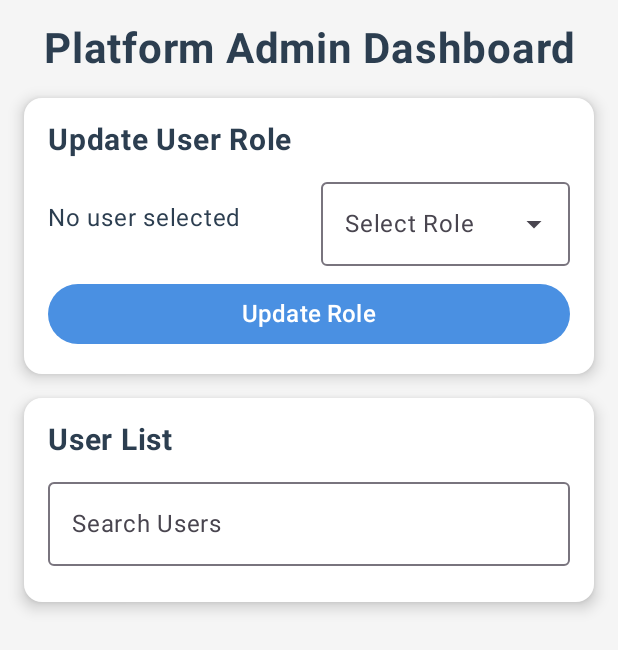
After one commit to NureShutOleksandr/apz-pzpi-22-3-shut-oleksandr, an Android app built with Jetpack Compose: the PlatformAdminScreen screen opened through its navigation route, on a phone screen of 412 x 824 dp. The commit adds this screen. Shown: the top 650 px of the screen. Run offline under Robolectric (Android 15) with nearby library versions, the phone set to English and light mode, and no system bars; network calls fail.

Commit message:
Lab4: added platform admin screen

```diff
--- a/Lab4/pzpi-22-3-shut-oleksandr-lab4/app/build.gradle.kts
+++ b/Lab4/pzpi-22-3-shut-oleksandr-lab4/app/build.gradle.kts
@@ -79,4 +79,5 @@ dependencies {
   implementation("com.github.PhilJay:MPAndroidChart:3.1.0")
   // JSON
   implementation ("org.jetbrains.kotlinx:kotlinx-serialization-json:1.6.0")
+  implementation ("androidx.compose.material:material-icons-extended:1.7.8")
 }
--- a/Lab4/pzpi-22-3-shut-oleksandr-lab4/app/src/main/java/com/example/myapp/MainActivity.kt
+++ b/Lab4/pzpi-22-3-shut-oleksandr-lab4/app/src/main/java/com/example/myapp/MainActivity.kt
@@ -266,8 +266,9 @@ class MainActivity : ComponentActivity() {
                 navController = navController,
                 isDatabaseAdmin = currentRole == "DATABASE_ADMIN",
                 isSystemAdmin = currentRole == "SYSTEM_ADMIN",
-                onRoomsUpdated = refreshRooms,
-                isAuth = authState
+                isPlatformAdmin = currentRole == "PLATFORM_ADMIN",
+                isAuth = authState,
+                onRoomsUpdated = refreshRooms
               )
             }
           }
@@ -376,6 +377,9 @@ class MainActivity : ComponentActivity() {
           composable("systemAdmin") {
             SystemAdminScreen(navController = navController)
           }
+          composable("platformAdmin") {
+            PlatformAdminScreen(navController = navController)
+          }
         }
       }
     }
--- /dev/null
+++ b/Lab4/pzpi-22-3-shut-oleksandr-lab4/app/src/main/java/com/example/myapp/PlatformAdminScreen.kt
@@ -0,0 +1,287 @@
+package com.example.myapp
+
+import android.util.Log
+import androidx.compose.foundation.background
+import androidx.compose.foundation.clickable
+import androidx.compose.foundation.layout.*
+import androidx.compose.foundation.lazy.LazyColumn
+import androidx.compose.foundation.lazy.items
+import androidx.compose.foundation.shape.RoundedCornerShape
+import androidx.compose.foundation.text.KeyboardOptions
+import androidx.compose.material.icons.Icons
+import androidx.compose.material.icons.filled.ArrowDropDown
+import androidx.compose.material.icons.filled.ArrowDropUp
+import androidx.compose.material3.*
+import androidx.compose.runtime.*
+import androidx.compose.ui.Alignment
+import androidx.compose.ui.Modifier
+import androidx.compose.ui.graphics.Color
+import androidx.compose.ui.res.stringResource
+import androidx.compose.ui.text.font.FontWeight
+import androidx.compose.ui.text.input.KeyboardType
+import androidx.compose.ui.text.style.TextAlign
+import androidx.compose.ui.unit.dp
+import androidx.compose.ui.unit.sp
+import androidx.navigation.NavController
+import com.example.myapp.api.RetrofitClient
+import com.example.myapp.data.Role
+import com.example.myapp.data.UserResponse
+import kotlinx.coroutines.launch
+
+@Composable
+fun PlatformAdminScreen(navController: NavController) {
+  val coroutineScope = rememberCoroutineScope()
+  var roles by remember { mutableStateOf<List<Role>?>(null) }
+  var users by remember { mutableStateOf<List<UserResponse>?>(null) }
+  var selectedUserId by remember { mutableStateOf<String?>(null) }
+  var selectedRole by remember { mutableStateOf<String?>(null) }
+  var searchTerm by remember { mutableStateOf("") }
+  var isLoadingRoles by remember { mutableStateOf(false) }
+  var isUpdatingRole by remember { mutableStateOf(false) }
+
+  // Завантаження ролей і користувачів
+  LaunchedEffect(Unit) {
+    isLoadingRoles = true
+    try {
+      val rolesResponse = RetrofitClient.apiService.getRoles()
+      if (rolesResponse.isSuccessful) {
+        roles = rolesResponse.body()
+        Log.d("PlatformAdmin", "Roles loaded: ${roles?.size}")
+      } else {
+        Log.e("PlatformAdmin", "Failed to load roles: ${rolesResponse.code()} - ${rolesResponse.message()}")
+      }
+    } catch (e: Exception) {
+      Log.e("PlatformAdmin", "Error loading roles: ${e.message}", e)
+    } finally {
+      isLoadingRoles = false
+    }
+
+    try {
+      val usersResponse = RetrofitClient.apiService.getUsers()
+      if (usersResponse.isSuccessful) {
+        users = usersResponse.body()
+        Log.d("PlatformAdmin", "Users loaded: ${users?.size}")
+      } else {
+        Log.e("PlatformAdmin", "Failed to load users: ${usersResponse.code()} - ${usersResponse.message()}")
+      }
+    } catch (e: Exception) {
+      Log.e("PlatformAdmin", "Error loading users: ${e.message}", e)
+    }
+  }
+
+  // Функція для оновлення ролі користувача
+  val updateUserRole: () -> Unit = {
+    if (selectedUserId == null || selectedRole == null) {
+      Log.w("PlatformAdmin", "User ID or role not selected")
+    } else {
+      coroutineScope.launch {
+        isUpdatingRole = true
+        try {
+          val response = RetrofitClient.apiService.updateUserRole(selectedUserId!!, selectedRole!!)
+          if (response.isSuccessful) {
+            val updatedUser = response.body()
+            if (updatedUser != null) {
+              users = users?.map { if (it._id == updatedUser._id) updatedUser else it }
+              Log.d("PlatformAdmin", "User role updated: ${updatedUser.username}")
+            } else {
+              Log.e("PlatformAdmin", "Failed to update user role: response body is null")
+            }
+          } else {
+            Log.e("PlatformAdmin", "Failed to update user role: ${response.code()} - ${response.message()}")
+          }
+        } catch (e: Exception) {
+          Log.e("PlatformAdmin", "Error updating user role: ${e.message}", e)
+        } finally {
+          isUpdatingRole = false
+          selectedUserId = null
+          selectedRole = null
+        }
+      }
+    }
+  }
+
+  // Фільтруємо користувачів за пошуковим терміном
+  val filteredUsers = users?.filter { user ->
+    user.username.lowercase().contains(searchTerm.lowercase())
+  } ?: emptyList()
+
+  Column(
+    modifier = Modifier
+      .fillMaxSize()
+      .background(Color(0xFFf5f5f5))
+      .padding(16.dp),
+    verticalArrangement = Arrangement.spacedBy(16.dp),
+    horizontalAlignment = Alignment.CenterHorizontally
+  ) {
+    Text(
+      text = stringResource(R.string.platformAdminDashboard_title),
+      fontSize = 28.sp,
+      fontWeight = FontWeight.Bold,
+      color = Color(0xFF2c3e50),
+      textAlign = TextAlign.Center
+    )
+
+    Surface(
+      modifier = Modifier
+        .fillMaxWidth()
+        .wrapContentHeight(),
+      shape = RoundedCornerShape(12.dp),
+      shadowElevation = 6.dp,
+      color = Color.White
+    ) {
+      Column(modifier = Modifier.padding(16.dp)) {
+        Text(
+          text = stringResource(R.string.platformAdminDashboard_updateUserRole),
+          fontSize = 20.sp,
+          fontWeight = FontWeight.Bold,
+          color = Color(0xFF2c3e50)
+        )
+        Spacer(modifier = Modifier.height(8.dp))
+
+        if (isLoadingRoles) {
+          Text(
+            text = stringResource(R.string.platformAdminDashboard_loadingRoles),
+            fontSize = 16.sp,
+            color = Color(0xFF7f8c8d)
+          )
+        } else {
+          var expanded by remember { mutableStateOf(false) }
+          Row(
+            modifier = Modifier.fillMaxWidth(),
+            horizontalArrangement = Arrangement.spacedBy(16.dp),
+            verticalAlignment = Alignment.CenterVertically
+          ) {
+            Text(
+              text = if (selectedUserId != null) {
+                stringResource(
+                  R.string.platformAdminDashboard_selectedUser,
+                  users?.find { it._id == selectedUserId }?.username ?: "Unknown"
+                )
+              } else {
+                stringResource(R.string.platformAdminDashboard_noUserSelected)
+              },
+              fontSize = 16.sp,
+              color = Color(0xFF2c3e50),
+              modifier = Modifier.weight(1f)
+            )
+
+            Box(modifier = Modifier.weight(1f)) {
+              OutlinedTextField(
+                value = selectedRole ?: "",
+                onValueChange = { selectedRole = it },
+                label = { Text(stringResource(R.string.platformAdminDashboard_selectRole)) },
+                modifier = Modifier
+                  .fillMaxWidth()
+                  .clickable { expanded = true },
+                enabled = !isUpdatingRole,
+                readOnly = true,
+                trailingIcon = {
+                  Icon(
+                    imageVector = if (expanded) Icons.Filled.ArrowDropUp else Icons.Filled.ArrowDropDown,
+                    contentDescription = null
+                  )
+                }
+              )
+
+              DropdownMenu(
+                expanded = expanded,
+                onDismissRequest = { expanded = false },
+                modifier = Modifier
+                  .background(Color.White)
+                  .fillMaxWidth()
+              ) {
+                roles?.forEach { role ->
+                  DropdownMenuItem(
+                    text = { Text("${role.value} (${role.description})") },
+                    onClick = {
+                      selectedRole = role.value
+                      expanded = false
+                    },
+                    modifier = Modifier.background(if (!isUpdatingRole) Color.White else Color(0xFFf5f5f5))
+                  )
+                }
+              }
+            }
+          }
+
+          Spacer(modifier = Modifier.height(8.dp))
+
+          Button(
+            onClick = updateUserRole,
+            enabled = !isUpdatingRole,
+            modifier = Modifier.fillMaxWidth(),
+            colors = ButtonDefaults.buttonColors(
+              containerColor = Color(0xFF4a90e2),
+              contentColor = Color.White
+            )
+          ) {
+            Text(
+              text = if (isUpdatingRole) stringResource(R.string.platformAdminDashboard_updating)
+              else stringResource(R.string.platformAdminDashboard_updateRoleButton),
+              fontSize = 16.sp
+            )
+          }
+        }
+      }
+    }
+
+    Surface(
+      modifier = Modifier
+        .fillMaxWidth()
+        .wrapContentHeight(),
+      shape = RoundedCornerShape(12.dp),
+      shadowElevation = 6.dp,
+      color = Color.White
+    ) {
+      Column(modifier = Modifier.padding(16.dp)) {
+        Text(
+          text = stringResource(R.string.platformAdminDashboard_userList),
+          fontSize = 20.sp,
+          fontWeight = FontWeight.Bold,
+          color = Color(0xFF2c3e50)
+        )
+        Spacer(modifier = Modifier.height(8.dp))
+
+        OutlinedTextField(
+          value = searchTerm,
+          onValueChange = { searchTerm = it },
+          label = { Text(stringResource(R.string.platformAdminDashboard_searchUsers)) },
+          modifier = Modifier.fillMaxWidth(),
+          keyboardOptions = KeyboardOptions(keyboardType = KeyboardType.Text)
+        )
+
+        Spacer(modifier = Modifier.height(8.dp))
+
+        LazyColumn(
+          modifier = Modifier
+            .fillMaxWidth()
+            .heightIn(max = 200.dp),
+          verticalArrangement = Arrangement.spacedBy(4.dp)
+        ) {
+          items(filteredUsers) { user ->
+            Surface(
+              modifier = Modifier
+                .fillMaxWidth()
+                .clickable { selectedUserId = user._id },
+              color = if (selectedUserId == user._id) Color(0xFFe6f0fa) else Color.White,
+              shape = RoundedCornerShape(8.dp)
+            ) {
+              Row(
+                modifier = Modifier
+                  .padding(8.dp)
+                  .fillMaxWidth(),
+                verticalAlignment = Alignment.CenterVertically
+              ) {
+                Text(
+                  text = "${user.username} - ${user.roles.joinToString(", ") { it.value }}",
+                  fontSize = 14.sp,
+                  color = Color(0xFF2c3e50)
+                )
+              }
+            }
+          }
+        }
+      }
+    }
+  }
+}
--- a/Lab4/pzpi-22-3-shut-oleksandr-lab4/app/src/main/java/com/example/myapp/api/ApiService.kt
+++ b/Lab4/pzpi-22-3-shut-oleksandr-lab4/app/src/main/java/com/example/myapp/api/ApiService.kt
@@ -1,6 +1,5 @@
 package com.example.myapp.api
 
-import UserResponse
 import com.example.myapp.data.BackupCreateRes
 import com.example.myapp.data.BackupRestoreRes
 import com.example.myapp.data.ConfigRule
@@ -10,12 +9,16 @@ import com.example.myapp.data.ImportConfigRes
 import com.example.myapp.data.LoginResponse
 import com.example.myapp.data.Room
 import com.example.myapp.data.RoomAnalysis
+import com.example.myapp.data.Role
+import com.example.myapp.data.UserResponse
 import retrofit2.Response
 import retrofit2.http.Body
 import retrofit2.http.DELETE
 import retrofit2.http.GET
+import retrofit2.http.PATCH
 import retrofit2.http.POST
 import retrofit2.http.Path
+import retrofit2.http.Query
 
 interface ApiService {
   @POST("auth/login")
@@ -50,4 +53,16 @@ interface ApiService {
 
   @POST("config/import")
   suspend fun importConfig(@Body config: List<ConfigRule>): Response<ImportConfigRes>
+
+  @GET("roles")
+  suspend fun getRoles(): Response<List<Role>>
+
+  @GET("users")
+  suspend fun getUsers(): Response<List<UserResponse>>
+
+  @PATCH("roles/update-user-role")
+  suspend fun updateUserRole(
+    @Query("user_id") userId: String,
+    @Query("role_name") roleName: String
+  ): Response<UserResponse>
 }
--- a/Lab4/pzpi-22-3-shut-oleksandr-lab4/app/src/main/java/com/example/myapp/data/UserResponse.kt
+++ b/Lab4/pzpi-22-3-shut-oleksandr-lab4/app/src/main/java/com/example/myapp/data/UserResponse.kt
@@ -1,3 +1,5 @@
+package com.example.myapp.data
+
 data class UserResponse(
   val _id: String,
   val username: String,
--- a/Lab4/pzpi-22-3-shut-oleksandr-lab4/app/src/main/res/values/strings.xml
+++ b/Lab4/pzpi-22-3-shut-oleksandr-lab4/app/src/main/res/values/strings.xml
@@ -72,4 +72,14 @@
     <string name="systemAdminDashboard.pasteConfigJson">Paste config JSON here</string>
     <string name="systemAdminDashboard.importButton">Import</string>
     <string name="systemAdminDashboard.importing">Importing...</string>
+    <string name="platformAdminDashboard_title">Platform Admin Dashboard</string>
+    <string name="platformAdminDashboard_updateUserRole">Update User Role</string>
+    <string name="platformAdminDashboard_loadingRoles">Loading roles...</string>
+    <string name="platformAdminDashboard_selectedUser">Selected User: %s</string>
+    <string name="platformAdminDashboard_noUserSelected">No user selected</string>
+    <string name="platformAdminDashboard_selectRole">Select Role</string>
+    <string name="platformAdminDashboard_updateRoleButton">Update Role</string>
+    <string name="platformAdminDashboard_updating">Updating...</string>
+    <string name="platformAdminDashboard_userList">User List</string>
+    <string name="platformAdminDashboard_searchUsers">Search Users</string>
 </resources>
```
Also changed, not shown: Lab4/pzpi-22-3-shut-oleksandr-lab4/app/src/main/java/com/example/myapp/HomeScreen.kt (+32 -0 lines), 1 other file.
